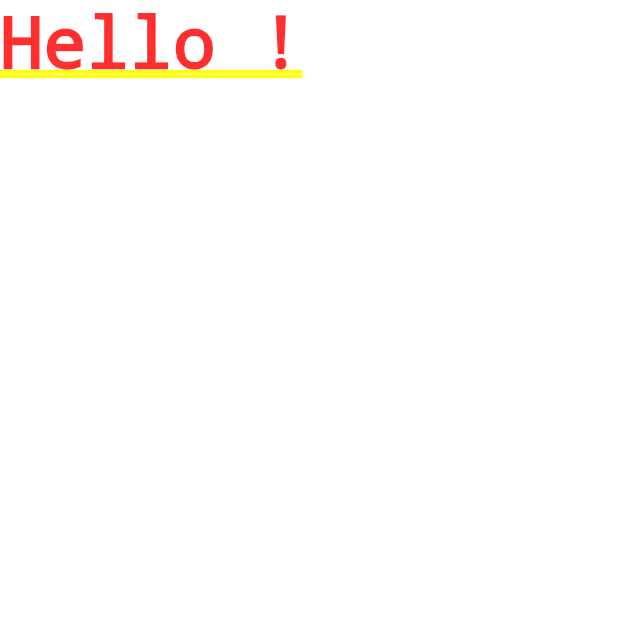
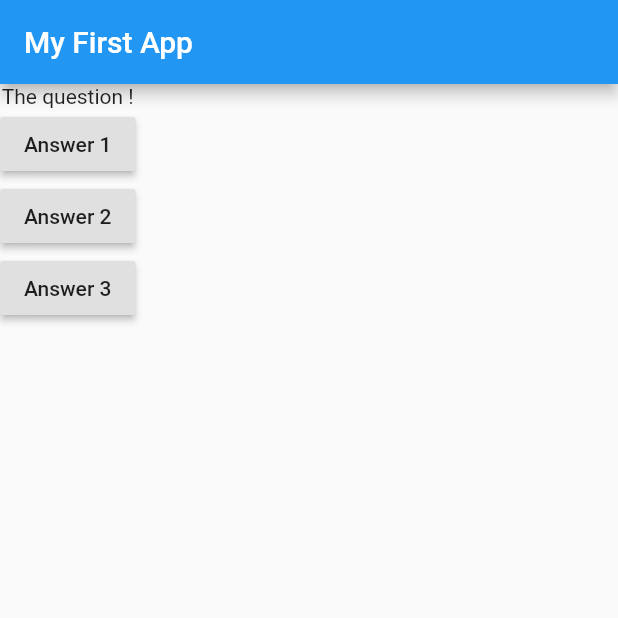
Before and after one commit to Rajekevin/FlutterApp, a Flutter app: the screen it shows after launch, on a phone screen of 412 x 824 dp, the top half of it. Run offline on Flutter 3.47's test engine with Material 2 defaults, Android fonts, the phone set to English and light mode, and no system bars.

Commit message:
[Day 2] - Connecting Functions & Buttons

```diff
--- a/lib/main.dart
+++ b/lib/main.dart
@@ -1,11 +1,45 @@
 import 'package:flutter/material.dart';
 
-void main(){
+void main() {
   runApp(MyApp());
 }
 
-class MyApp extends StatelessWidget{
- Widget build(BuildContext context){
-      return MaterialApp(home: Text('Hello !'));
+class MyApp extends StatelessWidget {
+  void answerQuestion(){
+    print('toto');
+  }
+
+
+  @override
+  Widget build(BuildContext context) {
+    var questions = [
+      'What\'s your favorite colour ?',
+      'What\'s your favorite animal ?'
+    ];
+
+    return MaterialApp(
+      home: Scaffold(
+        appBar: AppBar(
+          title: Text('My First App'),
+        ),
+        body: Column(
+          children: [
+            Text('The question !'),
+            RaisedButton(
+              child: Text('Answer 1'),
+              onPressed: answerQuestion,
+            ),
+            RaisedButton(
+              child: Text('Answer 2'),
+              onPressed: answerQuestion,
+            ),
+            RaisedButton(
+              child: Text('Answer 3'),
+              onPressed: answerQuestion,
+            ),
+          ],
+        ),
+      ),
+    );
   }
 }
```
